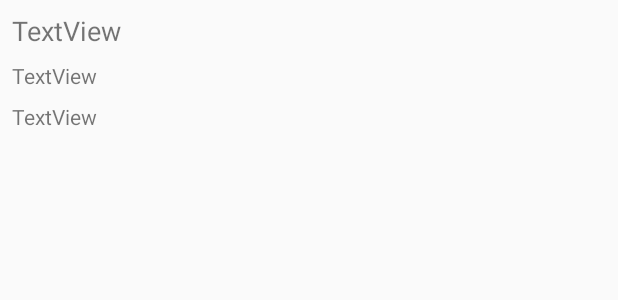
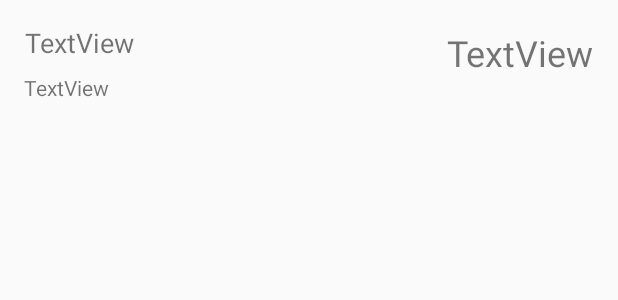
Before and after one commit to mkisiel/currency_rates, an Android app: the layout item.xml on its own in the app's theme, with its tools: preview values and no code run, on a phone screen of 412 x 824 dp. Shown: the top 300 px of the screen. Run offline under Robolectric (Android 15) with nearby library versions, the phone set to English and light mode, and no system bars; network calls fail.

```diff
--- a/KotlinCurrency/app/build.gradle
+++ b/KotlinCurrency/app/build.gradle
@@ -33,8 +33,8 @@ dependencies {
     implementation 'com.squareup.retrofit2:retrofit:2.4.0'
     implementation 'com.squareup.retrofit2:converter-gson:2.4.0'
     implementation 'com.squareup.retrofit2:adapter-rxjava2:2.4.0'
-    implementation 'io.reactivex.rxjava2:rxandroid:2.0.2'
-    implementation 'io.reactivex.rxjava2:rxjava:2.1.11'
+    implementation 'io.reactivex.rxjava2:rxandroid:2.1.0'
+    implementation 'io.reactivex.rxjava2:rxjava:2.2.3'
     implementation 'com.android.support:recyclerview-v7:28.0.0'
-    implementation "com.android.support:support-compat:28.0.0"
+    implementation 'android.arch.lifecycle:extensions:1.1.1'
 }
--- a/KotlinCurrency/app/src/main/AndroidManifest.xml
+++ b/KotlinCurrency/app/src/main/AndroidManifest.xml
@@ -12,10 +12,10 @@
         android:supportsRtl="true"
         android:theme="@style/AppTheme">
         <service
-            android:name=".MyJobService"
+            android:name=".service.MyJobService"
             android:permission="android.permission.BIND_JOB_SERVICE"
             android:exported="true"/>
-        <activity android:name=".MainActivity">
+        <activity android:name=".controller.MainActivity">
             <intent-filter>
                 <action android:name="android.intent.action.MAIN" />
 
--- a/KotlinCurrency/app/src/main/java/com/example/patrycja/kotlincurrency/AppSingleton.java
+++ b/KotlinCurrency/app/src/main/java/com/example/patrycja/kotlincurrency/AppSingleton.java
@@ -1,4 +1,6 @@
 package com.example.patrycja.kotlincurrency;
+
+import com.example.patrycja.kotlincurrency.api.InterfaceCurrency;
 
 import retrofit2.Retrofit;
 import retrofit2.adapter.rxjava2.RxJava2CallAdapterFactory;
@@ -8,7 +10,7 @@ public class AppSingleton {
 
     private static AppSingleton instance = null;
     private InterfaceCurrency interfaceCurrency;
-    private static final String BASE_URL = "http://api.nbp.pl";
+    public static final String BASE_URL = "http://api.nbp.pl";
 
     public static AppSingleton getInstance() {
         if (instance == null) {
--- a/KotlinCurrency/app/src/main/java/com/example/patrycja/kotlincurrency/DownloadDataTaskCallback.java
+++ b/KotlinCurrency/app/src/main/java/com/example/patrycja/kotlincurrency/DownloadDataTaskCallback.java
@@ -1,4 +1,6 @@
 package com.example.patrycja.kotlincurrency;
+
+import com.example.patrycja.kotlincurrency.model.Rate;
 
 //komunikacja miedzy JobService i AsyncTask
 public interface DownloadDataTaskCallback {
--- a/KotlinCurrency/app/src/main/java/com/example/patrycja/kotlincurrency/NotificationHelper.java
+++ b/KotlinCurrency/app/src/main/java/com/example/patrycja/kotlincurrency/NotificationHelper.java
@@ -7,6 +7,8 @@ import android.content.Context;
 import android.content.Intent;
 import android.provider.Settings;
 import android.support.v4.app.NotificationCompat;
+
+import com.example.patrycja.kotlincurrency.controller.MainActivity;
 
 public class NotificationHelper {
 
@@ -42,11 +44,9 @@ public class NotificationHelper {
         {
             int importance = NotificationManager.IMPORTANCE_HIGH;
             NotificationChannel notificationChannel = new NotificationChannel(NOTIFICATION_CHANNEL_ID, "NOTIFICATION_CHANNEL", importance);
-            assert mNotificationManager != null;
             mBuilder.setChannelId(NOTIFICATION_CHANNEL_ID);
             mNotificationManager.createNotificationChannel(notificationChannel);
         }
-        assert mNotificationManager != null;
         mNotificationManager.notify(0, mBuilder.build());
     }
 }
--- a/KotlinCurrency/app/src/main/java/com/example/patrycja/kotlincurrency/InterfaceCurrency.kt
+++ b/KotlinCurrency/app/src/main/java/com/example/patrycja/kotlincurrency/api/InterfaceCurrency.kt
@@ -1,5 +1,6 @@
-package com.example.patrycja.kotlincurrency
+package com.example.patrycja.kotlincurrency.api
 
+import com.example.patrycja.kotlincurrency.model.Table
 import io.reactivex.Observable
 import retrofit2.Call
 import retrofit2.http.GET
@@ -8,7 +9,4 @@ interface InterfaceCurrency {
 
     @GET("/api/exchangerates/tables/a/?format=json")
     fun getTableA() : Observable<List<Table>>
-
-    @GET("/api/exchangerates/tables/a/?format=json")
-    fun getTableASynchronous() : Call<List<Table>>
 }
--- a/KotlinCurrency/app/src/main/res/layout/activity_main.xml
+++ b/KotlinCurrency/app/src/main/res/layout/activity_main.xml
@@ -4,7 +4,7 @@
     xmlns:tools="http://schemas.android.com/tools"
     android:layout_width="match_parent"
     android:layout_height="match_parent"
-    tools:context=".MainActivity">
+    tools:context=".controller.MainActivity">
 
     <android.support.v4.widget.SwipeRefreshLayout
         android:layout_width="0dp"
--- a/KotlinCurrency/app/src/main/res/layout/item.xml
+++ b/KotlinCurrency/app/src/main/res/layout/item.xml
@@ -1,42 +1,49 @@
 <?xml version="1.0" encoding="utf-8"?>
 <android.support.constraint.ConstraintLayout xmlns:android="http://schemas.android.com/apk/res/android"
+    xmlns:tools="http://schemas.android.com/tools"
     android:layout_width="match_parent"
     android:layout_height="wrap_content"
     xmlns:app="http://schemas.android.com/apk/res-auto">
 
     <TextView
         android:id="@+id/currencytxt"
-        android:layout_width="0dp"
+        android:layout_width="wrap_content"
         android:layout_height="wrap_content"
         android:layout_marginEnd="16dp"
         android:layout_marginStart="8dp"
-        android:layout_marginTop="8dp"
+        android:layout_marginTop="16dp"
         android:text="TextView"
         android:textSize="18sp"
         app:layout_constraintEnd_toEndOf="parent"
+        app:layout_constraintHorizontal_bias="0.027"
         app:layout_constraintStart_toStartOf="parent"
         app:layout_constraintTop_toTopOf="parent" />
 
     <TextView
         android:id="@+id/codetxt"
-        android:layout_width="0dp"
+        android:layout_width="wrap_content"
         android:layout_height="wrap_content"
+        android:layout_marginBottom="8dp"
+        android:layout_marginStart="16dp"
         android:layout_marginTop="8dp"
         android:text="TextView"
-        app:layout_constraintEnd_toEndOf="@+id/currencytxt"
-        app:layout_constraintStart_toStartOf="@+id/currencytxt"
-        app:layout_constraintTop_toBottomOf="@+id/currencytxt" />
+        app:layout_constraintBottom_toBottomOf="parent"
+        app:layout_constraintStart_toStartOf="parent"
+        app:layout_constraintTop_toBottomOf="@+id/currencytxt"
+        app:layout_constraintVertical_bias="0.0" />
 
     <TextView
         android:id="@+id/midtxt"
-        android:layout_width="0dp"
+        android:layout_width="wrap_content"
         android:layout_height="wrap_content"
-        android:layout_marginBottom="8dp"
-        android:layout_marginTop="8dp"
+        android:layout_marginBottom="24dp"
+        android:layout_marginEnd="16dp"
+        android:layout_marginTop="16dp"
         android:text="TextView"
+        android:textSize="24sp"
         app:layout_constraintBottom_toBottomOf="parent"
-        app:layout_constraintEnd_toEndOf="@+id/codetxt"
-        app:layout_constraintStart_toStartOf="@+id/codetxt"
-        app:layout_constraintTop_toBottomOf="@+id/codetxt" />
+        app:layout_constraintEnd_toEndOf="parent"
+        app:layout_constraintTop_toTopOf="parent"
+        app:layout_constraintVertical_bias="0.833" />
 
 </android.support.constraint.ConstraintLayout>
```
Also changed, not shown: KotlinCurrency/app/src/main/java/com/example/patrycja/kotlincurrency/Currency.kt (deleted, +0 -14 lines), KotlinCurrency/app/src/main/java/com/example/patrycja/kotlincurrency/CurrencyViewModel.java (added, +39 -0 lines), KotlinCurrency/app/src/main/java/com/example/patrycja/kotlincurrency/DownloadDataTask.java (+20 -30 lines), KotlinCurrency/app/src/main/java/com/example/patrycja/kotlincurrency/controller/MainActivity.kt (renamed from KotlinCurrency/app/src/main/java/com/example/patrycja/kotlincurrency/MainActivity.kt, +16 -26 lines), KotlinCurrency/app/src/main/java/com/example/patrycja/kotlincurrency/model/Currency.kt (added, +14 -0 lines), KotlinCurrency/app/src/main/java/com/example/patrycja/kotlincurrency/service/MyJobService.java (renamed from KotlinCurrency/app/src/main/java/com/example/patrycja/kotlincurrency/MyJobService.java, +13 -4 lines).
